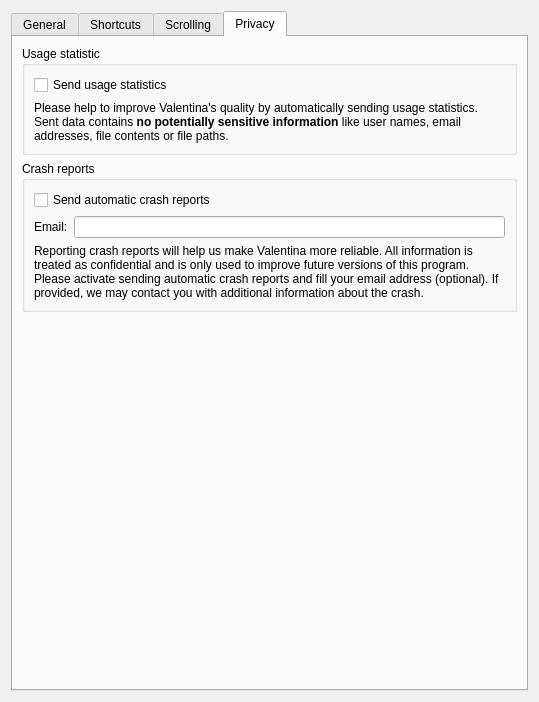
First picture: the form in src/app/puzzle/dialogs/configpages/puzzlepreferencesconfigurationpage.ui, repository dismine/valentina, before the edit.
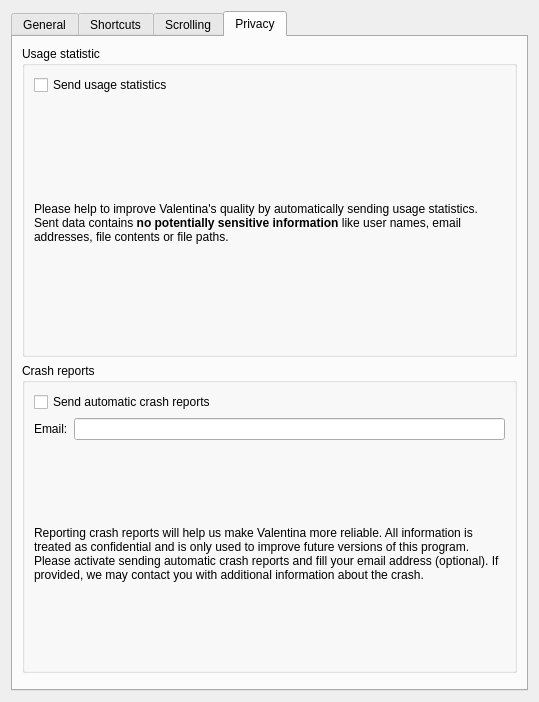
Second picture: the form after the edit. The open tabs and pages were chosen to show the change.

Commit message: Fix issue with Privacy tab vertical spacer.

The edit to the form file:
```diff
--- a/src/app/puzzle/dialogs/configpages/puzzlepreferencesconfigurationpage.ui
+++ b/src/app/puzzle/dialogs/configpages/puzzlepreferencesconfigurationpage.ui
@@ -598,12 +598,6 @@
          <property name="orientation">
           <enum>Qt::Vertical</enum>
          </property>
-         <property name="sizeHint" stdset="0">
-          <size>
-           <width>20</width>
-           <height>540</height>
-          </size>
-         </property>
         </spacer>
        </item>
       </layout>
```
The commit also changes 2 other files.
